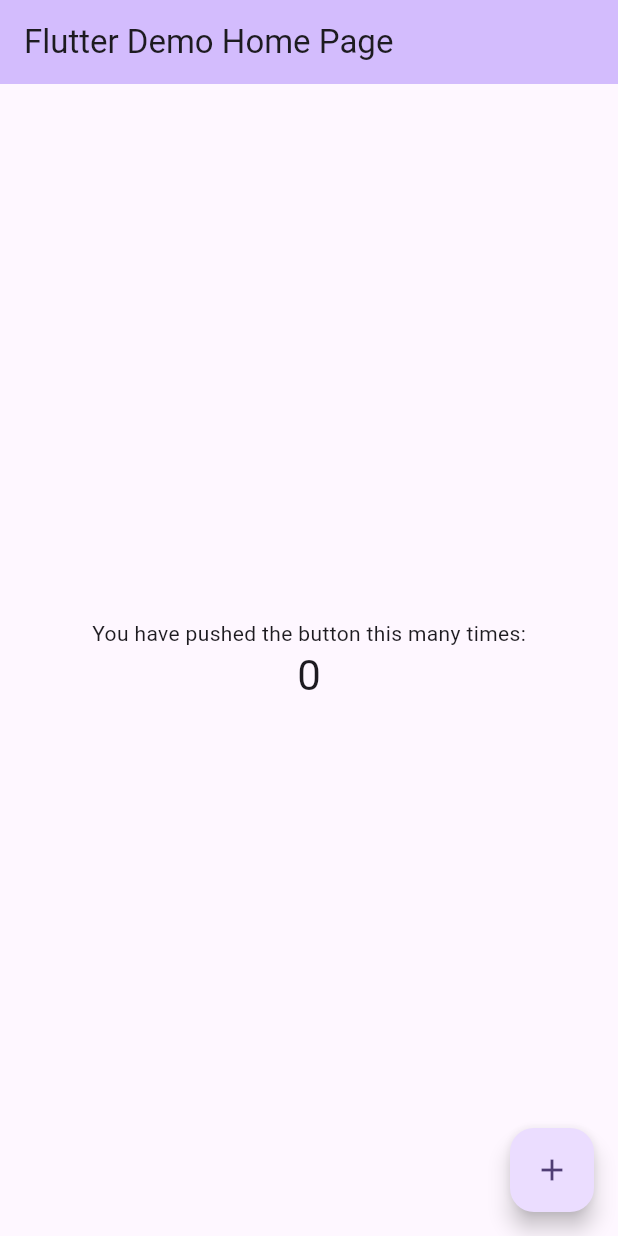
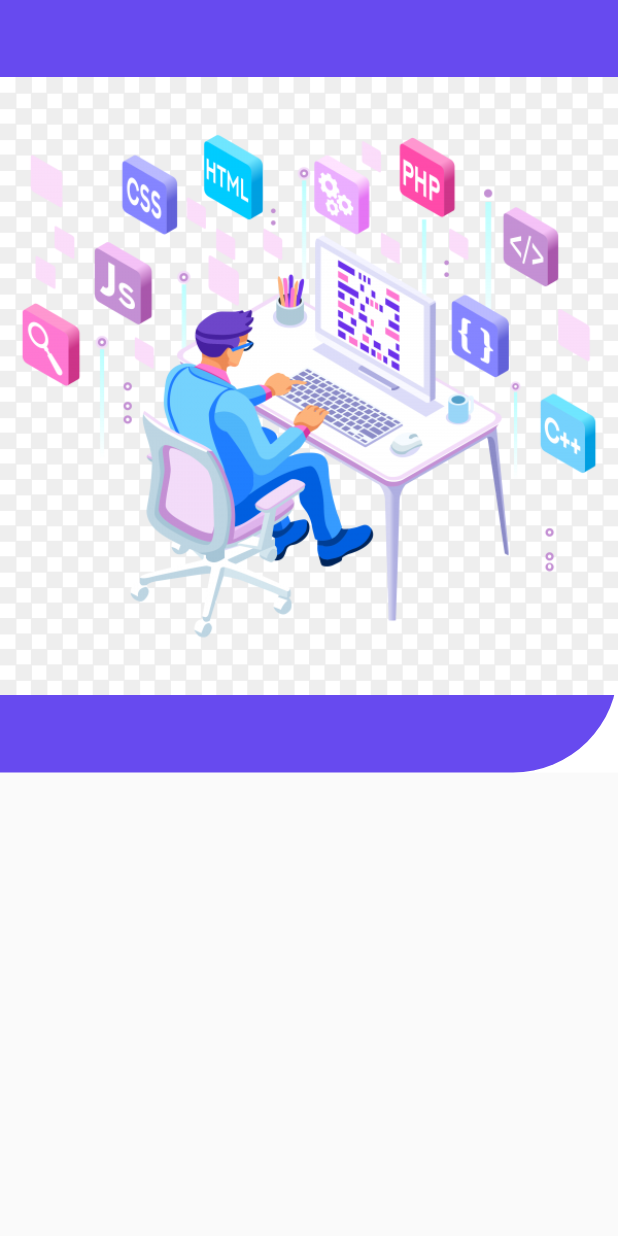
Before and after one commit to FahimSoltani174/Online-learning-course-, a Flutter app: the screen it shows after launch, on a phone screen of 412 x 824 dp. Run offline on Flutter 3.47's test engine with Material 2 defaults, Android fonts, the phone set to English and light mode, and no system bars.

Commit message:
adding some style and images to my project

```diff
--- a/lib/main.dart
+++ b/lib/main.dart
@@ -1,125 +1,19 @@
+import 'package:flutter/cupertino.dart';
 import 'package:flutter/material.dart';
+import 'package:online_course/screens/welcome_screen.dart';
 
-void main() {
-  runApp(const MyApp());
-}
+import 'package:online_course/main.dart';
+void main() => runApp(MyApp());
 
-class MyApp extends StatelessWidget {
-  const MyApp({super.key});
-
-  // This widget is the root of your application.
+class MyApp extends StatelessWidget{
   @override
-  Widget build(BuildContext context) {
+  Widget build(BuildContext context){
     return MaterialApp(
-      title: 'Flutter Demo',
+      debugShowCheckedModeBanner: false,
       theme: ThemeData(
-        // This is the theme of your application.
-        //
-        // TRY THIS: Try running your application with "flutter run". You'll see
-        // the application has a blue toolbar. Then, without quitting the app,
-        // try changing the seedColor in the colorScheme below to Colors.green
-        // and then invoke "hot reload" (save your changes or press the "hot
-        // reload" button in a Flutter-supported IDE, or press "r" if you used
-        // the command line to start the app).
-        //
-        // Notice that the counter didn't reset back to zero; the application
-        // state is not lost during the reload. To reset the state, use hot
-        // restart instead.
-        //
-        // This works for code too, not just values: Most code changes can be
-        // tested with just a hot reload.
-        colorScheme: ColorScheme.fromSeed(seedColor: Colors.deepPurple),
-        useMaterial3: true,
+        scaffoldBackgroundColor: Colors.white
       ),
-      home: const MyHomePage(title: 'Flutter Demo Home Page'),
+      home: WelcomeScreen(),
     );
   }
 }
-
-class MyHomePage extends StatefulWidget {
-  const MyHomePage({super.key, required this.title});
-
-  // This widget is the home page of your application. It is stateful, meaning
-  // that it has a State object (defined below) that contains fields that affect
-  // how it looks.
-
-  // This class is the configuration for the state. It holds the values (in this
-  // case the title) provided by the parent (in this case the App widget) and
-  // used by the build method of the State. Fields in a Widget subclass are
-  // always marked "final".
-
-  final String title;
-
-  @override
-  State<MyHomePage> createState() => _MyHomePageState();
-}
-
-class _MyHomePageState extends State<MyHomePage> {
-  int _counter = 0;
-
-  void _incrementCounter() {
-    setState(() {
-      // This call to setState tells the Flutter framework that something has
-      // changed in this State, which causes it to rerun the build method below
-      // so that the display can reflect the updated values. If we changed
-      // _counter without calling setState(), then the build method would not be
-      // called again, and so nothing would appear to happen.
-      _counter++;
-    });
-  }
-
-  @override
-  Widget build(BuildContext context) {
-    // This method is rerun every time setState is called, for instance as done
-    // by the _incrementCounter method above.
-    //
-    // The Flutter framework has been optimized to make rerunning build methods
-    // fast, so that you can just rebuild anything that needs updating rather
-    // than having to individually change instances of widgets.
-    return Scaffold(
-      appBar: AppBar(
-        // TRY THIS: Try changing the color here to a specific color (to
-        // Colors.amber, perhaps?) and trigger a hot reload to see the AppBar
-        // change color while the other colors stay the same.
-        backgroundColor: Theme.of(context).colorScheme.inversePrimary,
-        // Here we take the value from the MyHomePage object that was created by
-        // the App.build method, and use it to set our appbar title.
-        title: Text(widget.title),
-      ),
-      body: Center(
-        // Center is a layout widget. It takes a single child and positions it
-        // in the middle of the parent.
-        child: Column(
-          // Column is also a layout widget. It takes a list of children and
-          // arranges them vertically. By default, it sizes itself to fit its
-          // children horizontally, and tries to be as tall as its parent.
-          //
-          // Column has various properties to control how it sizes itself and
-          // how it positions its children. Here we use mainAxisAlignment to
-          // center the children vertically; the main axis here is the vertical
-          // axis because Columns are vertical (the cross axis would be
-          // horizontal).
-          //
-          // TRY THIS: Invoke "debug painting" (choose the "Toggle Debug Paint"
-          // action in the IDE, or press "p" in the console), to see the
-          // wireframe for each widget.
-          mainAxisAlignment: MainAxisAlignment.center,
-          children: <Widget>[
-            const Text(
-              'You have pushed the button this many times:',
-            ),
-            Text(
-              '$_counter',
-              style: Theme.of(context).textTheme.headlineMedium,
-            ),
-          ],
-        ),
-      ),
-      floatingActionButton: FloatingActionButton(
-        onPressed: _incrementCounter,
-        tooltip: 'Increment',
-        child: const Icon(Icons.add),
-      ), // This trailing comma makes auto-formatting nicer for build methods.
-    );
-  }
-}
--- /dev/null
+++ b/lib/screens/welcome_screen.dart
@@ -0,0 +1,34 @@
+import 'package:flutter/material.dart';
+
+
+class WelcomeScreen extends StatelessWidget{
+  @override
+  Widget build(BuildContext context){
+    return Material(
+      child: Container(
+        width: MediaQuery.of(context).size.width,
+        height: MediaQuery.of(context).size.height,
+        child: Stack(children: [
+          Stack(children: [
+            Container(
+              width: MediaQuery.of(context).size.width,
+              height: MediaQuery.of(context).size.height / 1.6,
+              decoration: BoxDecoration(
+                color: Colors.white,
+              ),
+            ),
+            Container(
+              width: MediaQuery.of(context).size.width,
+              height: MediaQuery.of(context).size.height / 1.6,
+              decoration: BoxDecoration(
+                color: Color(0xFF674AEF),
+                borderRadius: BorderRadius.only(bottomRight: Radius.circular(70))
+              ),
+              child: Center(child: Image.asset("images/learn.png" ),),
+            )
+          ],)
+        ],),
+      ),
+    );
+  }
+}
--- a/pubspec.yaml
+++ b/pubspec.yaml
@@ -59,9 +59,9 @@ flutter:
   uses-material-design: true
 
   # To add assets to your application, add an assets section, like this:
-  # assets:
-  #   - images/a_dot_burr.jpeg
-  #   - images/a_dot_ham.jpeg
+  assets:
+    - images/
+
 
   # An image asset can refer to one or more resolution-specific "variants", see
   # https://flutter.dev/assets-and-images/#resolution-aware
```
Also changed, not shown: images/flutter.jpg (added), images/java.png (added), images/js.png (added), images/learn.png (added), images/node.png (added), images/react.png (added).
